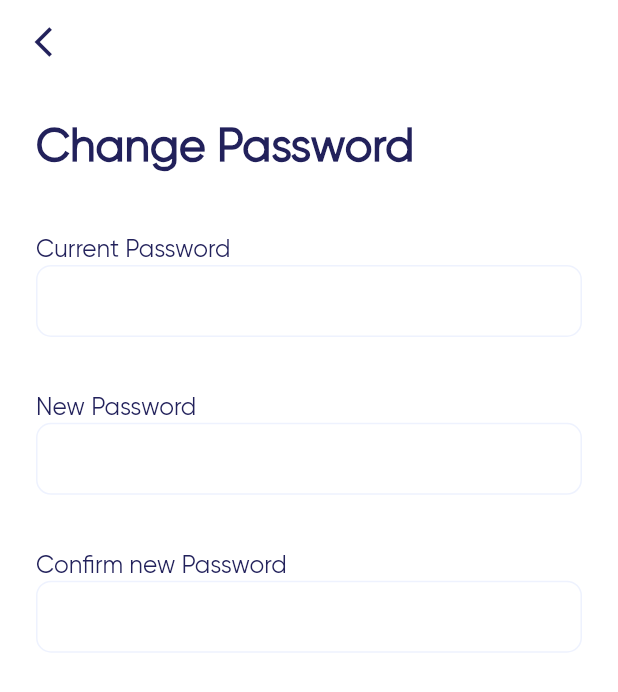
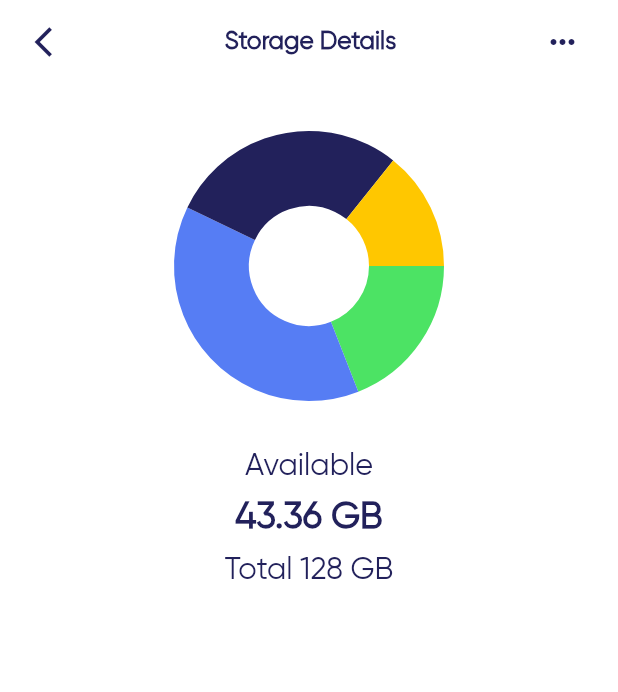
Before and after one commit to logicberry/file-storage-app, a Flutter app: the screen it shows after launch, on a phone screen of 412 x 824 dp. Shown: the top 692 px of the screen. Run offline on Flutter 3.47's test engine with Material 2 defaults, Android fonts, the phone set to English and light mode, and no system bars; drawn by our look-alikes of fl_chart; our stand-ins replace device_preview, flutter_screenutil, flutter_svg.

Commit message:
Added StorageChart Component

```diff
--- a/lib/main.dart
+++ b/lib/main.dart
@@ -1,6 +1,6 @@
 import 'package:device_preview/device_preview.dart';
 import 'package:dribbox/src/core/app_theme.dart';
-import 'package:dribbox/src/screens/change_password_screen.dart';
+import 'package:dribbox/src/screens/storage_details_screen.dart';
 import 'package:flutter/foundation.dart';
 import 'package:flutter/material.dart';
 import 'package:flutter/services.dart';
@@ -30,7 +30,7 @@ class MyApp extends StatelessWidget {
         title: 'Dribbox',
         debugShowCheckedModeBanner: false,
         theme: AppTheme.theme,
-        home: const ChangePasswordScreen(),
+        home: const StorageDetailsScreen(),
       ),
     );
   }
--- /dev/null
+++ b/lib/src/screens/storage_details_screen.dart
@@ -0,0 +1,39 @@
+import 'package:dribbox/src/components/chart.dart';
+import 'package:dribbox/src/components/custom_appbar.dart';
+import 'package:flutter/material.dart';
+
+import '../core/app_theme.dart';
+import '../core/core.dart';
+import '../core/dimension.dart';
+
+class StorageDetailsScreen extends StatelessWidget {
+  const StorageDetailsScreen({super.key});
+
+  @override
+  Widget build(BuildContext context) {
+    SizeConfig.init(context);
+    return Scaffold(
+        appBar: const DbAppBar(
+          title: 'Storage Details',
+          implyLeading: true,
+          action: true,
+        ),
+        body: Padding(
+            padding: const EdgeInsets.symmetric(horizontal: 24.0),
+            child: Column(
+              children: [
+                const FileChart(),
+                AppTheme.gilroyText('Available', context,
+                    size: 20, textColor: AppColors.primaryColor),
+                Space.height(context, 8),
+                AppTheme.gilroyText('43.36 GB', context,
+                    size: 24,
+                    fontWeight: FontWeight.w700,
+                    textColor: AppColors.primaryColor),
+                Space.height(context, 8),
+                AppTheme.gilroyText('Total 128 GB', context,
+                    size: 20, textColor: AppColors.primaryColor),
+              ],
+            )));
+  }
+}
--- a/pubspec.yaml
+++ b/pubspec.yaml
@@ -8,6 +8,7 @@ environment:
 
 dependencies:
   device_preview: ^1.1.0
+  fl_chart: ^0.63.0
   flutter:
     sdk: flutter
   flutter_screenutil: ^5.9.0
```
Also changed, not shown: lib/src/components/chart.dart (added, +101 -0 lines), pubspec.lock.
